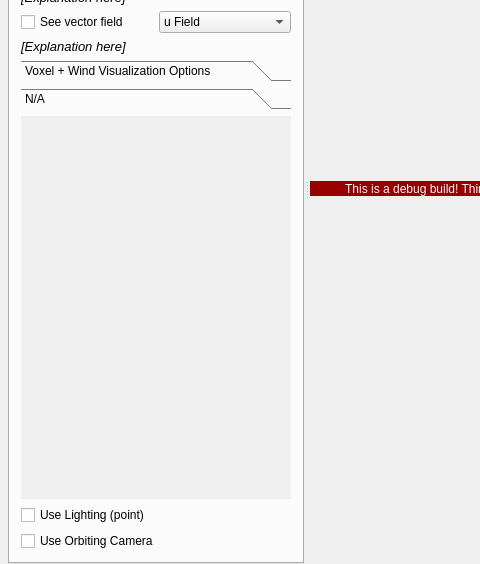
Old version of the form ui/mainwindow.ui in the repository herewegoblueno/team-wildfire; both pictures show x 0 to 480 and y 186 to 750 of the 1100 by 750 pixel window.
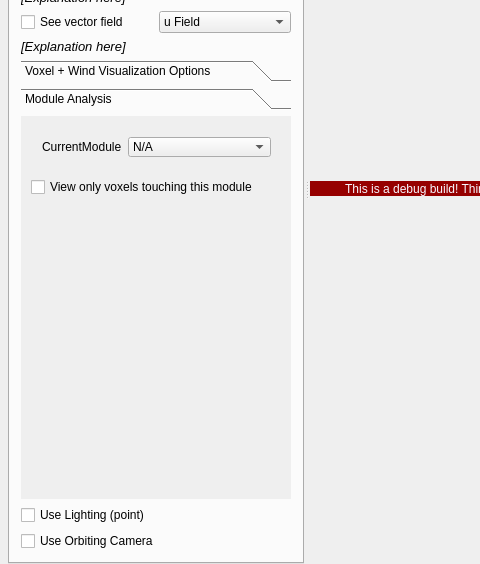
New version of the form. The open tabs and pages were chosen to show the change. Custom widgets are drawn as their Qt base class.

Commit message:
Can now render voxels that touch any selected module
The code that checks for those collisions is buggy though

```diff
--- a/ui/mainwindow.ui
+++ b/ui/mainwindow.ui
@@ -540,8 +540,49 @@
                </rect>
               </property>
               <attribute name="label">
-               <string>N/A</string>
+               <string>Module Analysis</string>
               </attribute>
+              <widget class="QWidget" name="CurrentModuleSelectionParent" native="true">
+               <property name="geometry">
+                <rect>
+                 <x>10</x>
+                 <y>10</y>
+                 <width>251</width>
+                 <height>42</height>
+                </rect>
+               </property>
+               <layout class="QHBoxLayout" name="horizontalLayout_6" stretch="0,1">
+                <item>
+                 <widget class="QLabel" name="CurrentModuleLabel">
+                  <property name="text">
+                   <string>CurrentModule</string>
+                  </property>
+                 </widget>
+                </item>
+                <item>
+                 <widget class="QComboBox" name="ModuleSelectionDropDown">
+                  <item>
+                   <property name="text">
+                    <string>N/A</string>
+                   </property>
+                  </item>
+                 </widget>
+                </item>
+               </layout>
+              </widget>
+              <widget class="QCheckBox" name="viewOnlyModuleVoxelCheckbox">
+               <property name="geometry">
+                <rect>
+                 <x>10</x>
+                 <y>60</y>
+                 <width>251</width>
+                 <height>22</height>
+                </rect>
+               </property>
+               <property name="text">
+                <string>View only voxels touching this module</string>
+               </property>
+              </widget>
              </widget>
             </widget>
            </item>
```
Left out of the diff: 4 changed lines with no effect on the pictures. The commit also changes 17 other files.
